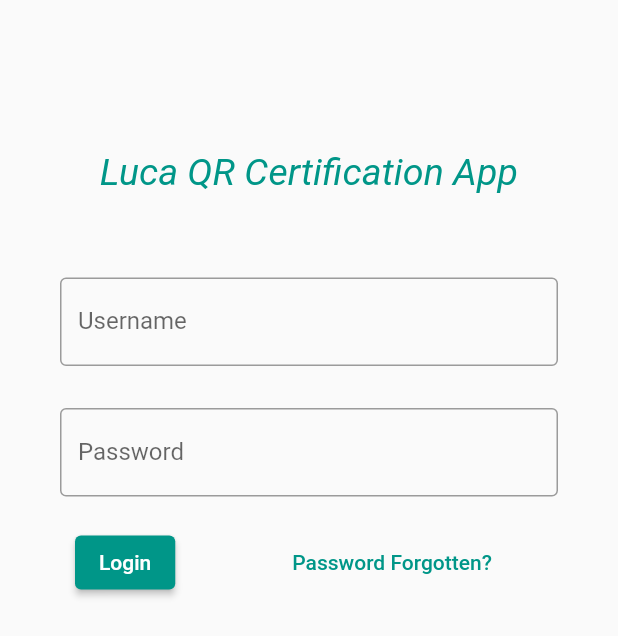
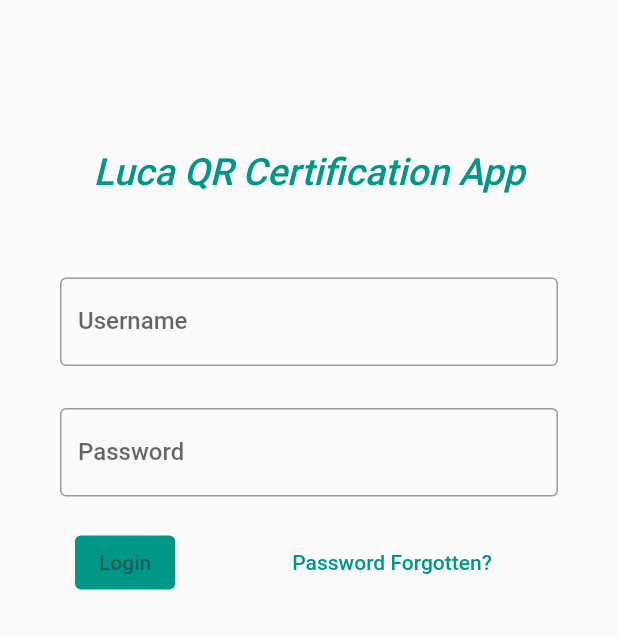
Before and after one commit to namb0/MiSproject, a Flutter app: the Login screen opened directly, on a phone screen of 412 x 824 dp. Shown: the top 636 px of the screen. Run offline on Flutter 3.47's test engine with Material 2 defaults, Android fonts, the phone set to English and light mode, and no system bars; missing offline and left inert: qr_code_scanner; Roboto replaces fonts that are missing (Roboto-Medium); statements that could not run were skipped.

Commit message:
added roboto font, added font directory, added data directory, created login.dart in data folder, added new logindatacheck class to login page, changed color of userinput border

```diff
--- a/lib/main.dart
+++ b/lib/main.dart
@@ -7,9 +7,9 @@ import 'package:certificate_app/pages/login.dart';
 void main() {
   runApp(MaterialApp(
     debugShowCheckedModeBanner: false,
-    initialRoute: '/home',
+    initialRoute: '/login',
     routes: {
-      '/': (context) => Login(),
+      '/login': (context) => Login(),
       '/home': (context) => Home(),
       '/history': (context) => History(),
       '/certificates': (context) => Certificates(),
--- a/lib/pages/login.dart
+++ b/lib/pages/login.dart
@@ -1,4 +1,5 @@
 import 'package:flutter/material.dart';
+import 'package:certificate_app/data/login.dart';
 
 class Login extends StatefulWidget {
   @override
@@ -6,14 +7,24 @@ class Login extends StatefulWidget {
 }
 
 class _LoginState extends State<Login> {
-  void login() {
 
-    print('logged in!');
+  var usercontroller = TextEditingController();
+  var pwcontroller = TextEditingController();
+
+
+  void login(String username, String pw) {
+
+   Logindatacheck userData = Logindatacheck(username, pw);
+
+    userData.loginUser(context);
+
+   //return 0;
   }
 
   void pwfg() {
     print('i forgot my password');
   }
+
 
   @override
   Widget build(BuildContext context) {
@@ -24,13 +35,15 @@ class _LoginState extends State<Login> {
           children: [
             Container(
               child: Padding(
-                padding: EdgeInsets.only(bottom: 40,top: 100),
+                padding: EdgeInsets.only(bottom: 40, top: 100),
                 child: Text(
                   'Luca QR Certification App',
                   style: TextStyle(
-                      fontStyle: FontStyle.italic,
-                      color: Colors.teal.shade500,
-                      fontSize: 25),
+                    fontStyle: FontStyle.italic,
+                    color: Colors.teal.shade500,
+                    fontSize: 25,
+                    fontFamily: 'Roboto-Medium',
+                  ),
                   textAlign: TextAlign.center,
                 ),
               ),
@@ -38,23 +51,31 @@ class _LoginState extends State<Login> {
             Padding(
               padding: EdgeInsets.symmetric(horizontal: 40, vertical: 16),
               child: TextFormField(
+                controller: usercontroller,
                 decoration: InputDecoration(
                   border: OutlineInputBorder(),
                   labelText: 'Username',
-                  //hoverColor: Colors.teal.shade500,
-                  //focusColor: Colors.teal.shade500,
-                  //fillColor: Colors.teal.shade500,
-
+                  focusedBorder: OutlineInputBorder(
+                    borderRadius: BorderRadius.all(Radius.circular(4)),
+                    borderSide:
+                        BorderSide(width: 1, color: Colors.teal.shade500),
+                  ),
                 ),
               ),
             ),
             Padding(
               padding: EdgeInsets.symmetric(horizontal: 40, vertical: 12),
               child: TextFormField(
+                controller: pwcontroller,
                 obscureText: true,
-                decoration: const InputDecoration(
+                decoration: InputDecoration(
                   border: OutlineInputBorder(),
                   labelText: 'Password',
+                  focusedBorder: OutlineInputBorder(
+                    borderRadius: BorderRadius.all(Radius.circular(4)),
+                    borderSide:
+                        BorderSide(width: 1, color: Colors.teal.shade500),
+                  ),
                 ),
               ),
             ),
@@ -64,7 +85,7 @@ class _LoginState extends State<Login> {
                   padding: EdgeInsets.symmetric(horizontal: 50, vertical: 8),
                   child: ElevatedButton(
                     child: Text('Login'),
-                    onPressed: login,
+                    onPressed: login(usercontroller.text,pwcontroller.text),
                     style: ButtonStyle(
                       backgroundColor: MaterialStateProperty.resolveWith<Color>(
                         (Set<MaterialState> states) {
@@ -73,7 +94,8 @@ class _LoginState extends State<Login> {
                                 .colorScheme
                                 .primary
                                 .withOpacity(0.5);
-                          return Colors.teal.shade500; // Use the component's default.
+                          return Colors
+                              .teal.shade500; // Use the component's default.
                         },
                       ),
                     ),
--- a/pubspec.yaml
+++ b/pubspec.yaml
@@ -39,6 +39,11 @@ dev_dependencies:
 
 # The following section is specific to Flutter.
 flutter:
+  fonts:
+   - family: Roboto
+     fonts:
+      - asset: fonts/Roboto-Medium.ttf
+  #uses-material-design: true
 
   # The following line ensures that the Material Icons font is
   # included with your application, so that you can use the icons in
```
Also changed, not shown: lib/data/login.dart (added, +37 -0 lines), fonts/LICENSE.txt (added), fonts/Roboto-Black.ttf (added), fonts/Roboto-BlackItalic.ttf (added), fonts/Roboto-Bold.ttf (added), fonts/Roboto-BoldItalic.ttf (added), fonts/Roboto-Italic.ttf (added), fonts/Roboto-Light.ttf (added), fonts/Roboto-LightItalic.ttf (added), fonts/Roboto-Medium.ttf (added), fonts/Roboto-MediumItalic.ttf (added), fonts/Roboto-Regular.ttf (added), fonts/Roboto-Thin.ttf (added), fonts/Roboto-ThinItalic.ttf (added).
